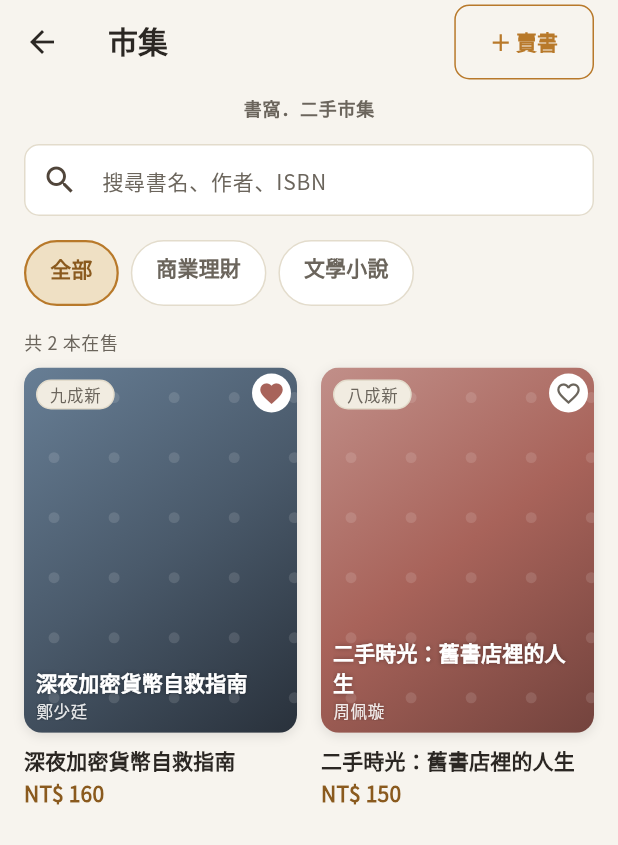
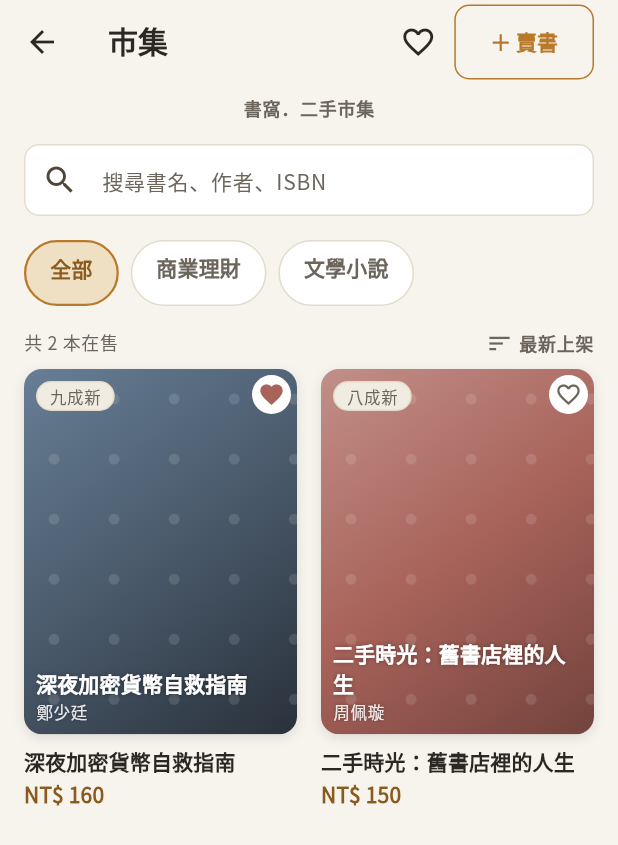
Before and after one commit to ChiaChia1114/Booknook, a Flutter app: the MarketplaceScreen screen opened directly, after a tap on the "favorite outline" icon, on a phone screen of 412 x 824 dp. Shown: the top 845 px of the screen. Run offline on Flutter 3.47's test engine with Material 3 defaults, Android fonts, the phone set to English and light mode, and no system bars; our stand-ins replace google_fonts, shared_preferences; accounts and stored records are empty.

Commit message:
v6: marketplace sorting, favorites filter, seller trust signal
Evaluation of v5 (功能/美術/實用性): the marketplace had search and
category filtering but no way to sort by price, no quick way to jump
to just your favorited listings, and the seller info on a listing was
just a name with no signal of whether they're a trustworthy/active
member.

Changes:
- Sort control (最新上架 / 價格：低到高 / 價格：高到低) via a popup menu
  next to the listing count.
- Favorites-only toggle in the AppBar (heart icon) to filter the grid
  down to just isFavorited listings.
- Listing detail now shows the seller's listingsCount and
  booksReadCount under their name as a lightweight trust signal.
- Fixed _FavoriteButton's hardcoded white badge background to use
  AppColors.surface so it matches dark mode.

Verified: flutter analyze clean, flutter test 13/13 passing, manual
browser pass confirming price sort reorders correctly, favorites
filter narrows the grid, and the seller stat line renders.

Co-Authored-By: Claude Sonnet 5 <noreply@anthropic.com>

```diff
--- a/lib/screens/marketplace/listing_detail_screen.dart
+++ b/lib/screens/marketplace/listing_detail_screen.dart
@@ -46,10 +46,13 @@ class ListingDetailScreen extends StatelessWidget {
         title: const Text('商品詳情'),
         actions: [
           IconButton(
-            onPressed: () => context.read<MarketplaceProvider>().toggleFavorite(listing!.id),
+            onPressed: () =>
+                context.read<MarketplaceProvider>().toggleFavorite(listing!.id),
             icon: Icon(
               listing.isFavorited ? Icons.favorite : Icons.favorite_border,
-              color: listing.isFavorited ? AppColors.danger : AppColors.textPrimary,
+              color: listing.isFavorited
+                  ? AppColors.danger
+                  : AppColors.textPrimary,
             ),
           ),
         ],
@@ -76,12 +79,18 @@ class ListingDetailScreen extends StatelessWidget {
                             child: Container(
                               decoration: BoxDecoration(
                                 color: Colors.black.withValues(alpha: 0.45),
-                                borderRadius: BorderRadius.circular(AppRadius.cardRadius),
+                                borderRadius: BorderRadius.circular(
+                                  AppRadius.cardRadius,
+                                ),
                               ),
                               alignment: Alignment.center,
                               child: const Text(
                                 '已售出',
-                                style: TextStyle(color: Colors.white, fontWeight: FontWeight.w700, fontSize: 20),
+                                style: TextStyle(
+                                  color: Colors.white,
+                                  fontWeight: FontWeight.w700,
+                                  fontSize: 20,
+                                ),
                               ),
                             ),
                           ),
@@ -89,15 +98,22 @@ class ListingDetailScreen extends StatelessWidget {
                     ),
                   ),
                   const SizedBox(height: AppSpacing.lg),
-                  Text(book.title, style: Theme.of(context).textTheme.headlineSmall),
+                  Text(
+                    book.title,
+                    style: Theme.of(context).textTheme.headlineSmall,
+                  ),
                   const SizedBox(height: AppSpacing.xs),
-                  Text(book.author, style: Theme.of(context).textTheme.bodyMedium),
+                  Text(
+                    book.author,
+                    style: Theme.of(context).textTheme.bodyMedium,
+                  ),
                   const SizedBox(height: AppSpacing.md),
                   Row(
                     children: [
                       Text(
                         'NT\$ ${listing.price.toStringAsFixed(0)}',
-                        style: Theme.of(context).textTheme.headlineSmall?.copyWith(color: AppColors.accentDark),
+                        style: Theme.of(context).textTheme.headlineSmall
+                            ?.copyWith(color: AppColors.accentDark),
                       ),
                       const SizedBox(width: AppSpacing.md),
                       ConditionTag(label: listing.condition.label),
@@ -109,16 +125,34 @@ class ListingDetailScreen extends StatelessWidget {
                     const SizedBox(height: AppSpacing.sm),
                     Row(
                       children: [
-                        UserAvatar(name: seller.name, avatarColorIndex: seller.avatarColorIndex),
+                        UserAvatar(
+                          name: seller.name,
+                          avatarColorIndex: seller.avatarColorIndex,
+                        ),
                         const SizedBox(width: AppSpacing.sm),
-                        Text(seller.name, style: Theme.of(context).textTheme.bodyMedium),
+                        Column(
+                          crossAxisAlignment: CrossAxisAlignment.start,
+                          children: [
+                            Text(
+                              seller.name,
+                              style: Theme.of(context).textTheme.bodyMedium,
+                            ),
+                            Text(
+                              '已上架 ${seller.listingsCount} 本二手書．讀過 ${seller.booksReadCount} 本',
+                              style: Theme.of(context).textTheme.labelSmall,
+                            ),
+                          ],
+                        ),
                       ],
                     ),
                     const SizedBox(height: AppSpacing.lg),
                   ],
                   Text('商品說明', style: Theme.of(context).textTheme.titleSmall),
                   const SizedBox(height: AppSpacing.sm),
-                  Text(listing.description, style: Theme.of(context).textTheme.bodyMedium),
+                  Text(
+                    listing.description,
+                    style: Theme.of(context).textTheme.bodyMedium,
+                  ),
                   const SizedBox(height: AppSpacing.xl),
                 ],
               ),
--- a/lib/screens/marketplace/marketplace_screen.dart
+++ b/lib/screens/marketplace/marketplace_screen.dart
@@ -15,8 +15,27 @@ import 'sell_book_screen.dart';
 
 const String _allGenres = '全部';
 
+enum _SortOrder { newest, priceLowHigh, priceHighLow }
+
+extension on _SortOrder {
+  String get label {
+    switch (this) {
+      case _SortOrder.newest:
+        return '最新上架';
+      case _SortOrder.priceLowHigh:
+        return '價格：低到高';
+      case _SortOrder.priceHighLow:
+        return '價格：高到低';
+    }
+  }
+}
+
 class MarketplaceScreen extends StatefulWidget {
-  const MarketplaceScreen({super.key, this.filterBookId, this.onlyMine = false});
+  const MarketplaceScreen({
+    super.key,
+    this.filterBookId,
+    this.onlyMine = false,
+  });
 
   final String? filterBookId;
   final bool onlyMine;
@@ -30,6 +49,8 @@ class _MarketplaceScreenState extends State<MarketplaceScreen> {
   String _query = '';
   String _selectedGenre = _allGenres;
   String? _filterBookId;
+  _SortOrder _sort = _SortOrder.newest;
+  bool _favoritesOnly = false;
 
   @override
   void initState() {
@@ -50,8 +71,9 @@ class _MarketplaceScreenState extends State<MarketplaceScreen> {
 
     Book? bookFor(String bookId) => libraryProvider.getBookById(bookId);
 
-    List<MarketplaceListing> listings =
-        widget.onlyMine ? marketplaceProvider.myListings : marketplaceProvider.availableListings;
+    List<MarketplaceListing> listings = widget.onlyMine
+        ? marketplaceProvider.myListings
+        : marketplaceProvider.availableListings;
 
     if (_filterBookId != null) {
       listings = listings.where((l) => l.bookId == _filterBookId).toList();
@@ -60,11 +82,12 @@ class _MarketplaceScreenState extends State<MarketplaceScreen> {
     final genres = <String>{
       for (final l in listings)
         if (bookFor(l.bookId) != null) bookFor(l.bookId)!.genre,
-    }.toList()
-      ..sort();
+    }.toList()..sort();
 
     if (_selectedGenre != _allGenres && genres.contains(_selectedGenre)) {
-      listings = listings.where((l) => bookFor(l.bookId)?.genre == _selectedGenre).toList();
+      listings = listings
+          .where((l) => bookFor(l.bookId)?.genre == _selectedGenre)
+          .toList();
     }
 
     if (_query.trim().isNotEmpty) {
@@ -78,12 +101,34 @@ class _MarketplaceScreenState extends State<MarketplaceScreen> {
       }).toList();
     }
 
+    if (_favoritesOnly) {
+      listings = listings.where((l) => l.isFavorited).toList();
+    }
+
+    listings = List.of(listings);
+    switch (_sort) {
+      case _SortOrder.newest:
+        listings.sort((a, b) => b.createdAt.compareTo(a.createdAt));
+      case _SortOrder.priceLowHigh:
+        listings.sort((a, b) => a.price.compareTo(b.price));
+      case _SortOrder.priceHighLow:
+        listings.sort((a, b) => b.price.compareTo(a.price));
+    }
+
     final filterBook = _filterBookId != null ? bookFor(_filterBookId!) : null;
 
     return Scaffold(
       appBar: AppBar(
         title: const Text('市集'),
         actions: [
+          IconButton(
+            tooltip: '只看收藏',
+            onPressed: () => setState(() => _favoritesOnly = !_favoritesOnly),
+            icon: Icon(
+              _favoritesOnly ? Icons.favorite : Icons.favorite_border,
+              color: _favoritesOnly ? AppColors.danger : null,
+            ),
+          ),
           Padding(
             padding: const EdgeInsets.only(right: AppSpacing.md),
             child: OutlinedButton(
@@ -101,7 +146,12 @@ class _MarketplaceScreenState extends State<MarketplaceScreen> {
           : Column(
               children: [
                 Padding(
-                  padding: const EdgeInsets.fromLTRB(AppSpacing.md, AppSpacing.sm, AppSpacing.md, 0),
+                  padding: const EdgeInsets.fromLTRB(
+                    AppSpacing.md,
+                    AppSpacing.sm,
+                    AppSpacing.md,
+                    0,
+                  ),
                   child: Text(
                     '書窩．二手市集',
                     style: Theme.of(context).textTheme.labelMedium,
@@ -116,7 +166,9 @@ class _MarketplaceScreenState extends State<MarketplaceScreen> {
                       hintText: '搜尋書名、作者、ISBN',
                       prefixIcon: const Icon(Icons.search),
                       border: OutlineInputBorder(
-                        borderRadius: BorderRadius.circular(AppRadius.buttonRadius),
+                        borderRadius: BorderRadius.circular(
+                          AppRadius.buttonRadius,
+                        ),
                         borderSide: BorderSide.none,
                       ),
                     ),
@@ -124,7 +176,11 @@ class _MarketplaceScreenState extends State<MarketplaceScreen> {
                 ),
                 if (filterBook != null)
                   Padding(
-                    padding: const EdgeInsets.only(left: AppSpacing.md, right: AppSpacing.md, bottom: AppSpacing.sm),
+                    padding: const EdgeInsets.only(
+                      left: AppSpacing.md,
+                      right: AppSpacing.md,
+                      bottom: AppSpacing.sm,
+                    ),
                     child: Align(
                       alignment: Alignment.centerLeft,
                       child: InputChip(
@@ -138,12 +194,15 @@ class _MarketplaceScreenState extends State<MarketplaceScreen> {
                   height: 44,
                   child: ListView(
                     scrollDirection: Axis.horizontal,
-                    padding: const EdgeInsets.symmetric(horizontal: AppSpacing.md),
+                    padding: const EdgeInsets.symmetric(
+                      horizontal: AppSpacing.md,
+                    ),
                     children: [
                       CategoryChip(
                         label: _allGenres,
                         selected: _selectedGenre == _allGenres,
-                        onTap: () => setState(() => _selectedGenre = _allGenres),
+                        onTap: () =>
+                            setState(() => _selectedGenre = _allGenres),
                       ),
                       for (final genre in genres) ...[
                         const SizedBox(width: AppSpacing.sm),
@@ -157,23 +216,66 @@ class _MarketplaceScreenState extends State<MarketplaceScreen> {
                   ),
                 ),
                 Padding(
-                  padding: const EdgeInsets.fromLTRB(AppSpacing.md, AppSpacing.md, AppSpacing.md, AppSpacing.sm),
-                  child: Align(
-                    alignment: Alignment.centerLeft,
+                  padding: const EdgeInsets.fromLTRB(
+                    AppSpacing.md,
+                    AppSpacing.md,
+                    AppSpacing.md,
+                    AppSpacing.sm,
+                  ),
+                  child: Row(
+                    children: [
+                      Expanded(
                         child: Text(
                           '共 ${listings.length} 本在售',
                           style: Theme.of(context).textTheme.bodySmall,
                         ),
                       ),
+                      PopupMenuButton<_SortOrder>(
+                        initialValue: _sort,
+                        onSelected: (order) => setState(() => _sort = order),
+                        itemBuilder: (context) => [
+                          for (final order in _SortOrder.values)
+                            PopupMenuItem(
+                              value: order,
+                              child: Text(order.label),
+                            ),
+                        ],
+                        child: Row(
+                          mainAxisSize: MainAxisSize.min,
+                          children: [
+                            Icon(
+                              Icons.sort,
+                              size: 18,
+                              color: AppColors.textSecondary,
+                            ),
+                            const SizedBox(width: 4),
+                            Text(
+                              _sort.label,
+                              style: Theme.of(context).textTheme.labelMedium,
+                            ),
+                          ],
+                        ),
+                      ),
+                    ],
+                  ),
                 ),
                 Expanded(
                   child: listings.isEmpty
                       ? Center(
-                          child: Text('目前沒有符合的商品', style: Theme.of(context).textTheme.bodyMedium),
+                          child: Text(
+                            '目前沒有符合的商品',
+                            style: Theme.of(context).textTheme.bodyMedium,
+                          ),
                         )
                       : GridView.builder(
-                          padding: const EdgeInsets.fromLTRB(AppSpacing.md, 0, AppSpacing.md, AppSpacing.md),
-                          gridDelegate: const SliverGridDelegateWithMaxCrossAxisExtent(
+                          padding: const EdgeInsets.fromLTRB(
+                            AppSpacing.md,
+                            0,
+                            AppSpacing.md,
+                            AppSpacing.md,
+                          ),
+                          gridDelegate:
+                              const SliverGridDelegateWithMaxCrossAxisExtent(
                                 maxCrossAxisExtent: 200,
                                 mainAxisSpacing: AppSpacing.md,
                                 crossAxisSpacing: AppSpacing.md,
@@ -206,7 +308,9 @@ class _ListingCard extends StatelessWidget {
       borderRadius: BorderRadius.circular(AppRadius.cardRadius),
       onTap: () => Navigator.push(
         context,
-        MaterialPageRoute(builder: (_) => ListingDetailScreen(listingId: listing.id)),
+        MaterialPageRoute(
+          builder: (_) => ListingDetailScreen(listingId: listing.id),
+        ),
       ),
       child: Column(
         crossAxisAlignment: CrossAxisAlignment.start,
@@ -248,7 +352,9 @@ class _ListingCard extends StatelessWidget {
           const SizedBox(height: 2),
           Text(
             'NT\$ ${listing.price.toStringAsFixed(0)}',
-            style: Theme.of(context).textTheme.titleSmall?.copyWith(color: AppColors.accentDark),
+            style: Theme.of(
+              context,
+            ).textTheme.titleSmall?.copyWith(color: AppColors.accentDark),
           ),
         ],
       ),
@@ -264,17 +370,20 @@ class _FavoriteButton extends StatelessWidget {
   @override
   Widget build(BuildContext context) {
     return GestureDetector(
-      onTap: () => context.read<MarketplaceProvider>().toggleFavorite(listing.id),
+      onTap: () =>
+          context.read<MarketplaceProvider>().toggleFavorite(listing.id),
       child: Container(
         padding: const EdgeInsets.all(4),
-        decoration: const BoxDecoration(
-          color: Colors.white,
+        decoration: BoxDecoration(
+          color: AppColors.surface,
           shape: BoxShape.circle,
         ),
         child: Icon(
           listing.isFavorited ? Icons.favorite : Icons.favorite_border,
           size: 18,
-          color: listing.isFavorited ? AppColors.danger : AppColors.textSecondary,
+          color: listing.isFavorited
+              ? AppColors.danger
+              : AppColors.textSecondary,
         ),
       ),
     );
```
Lines whose indentation alone changed are shown as unchanged.
